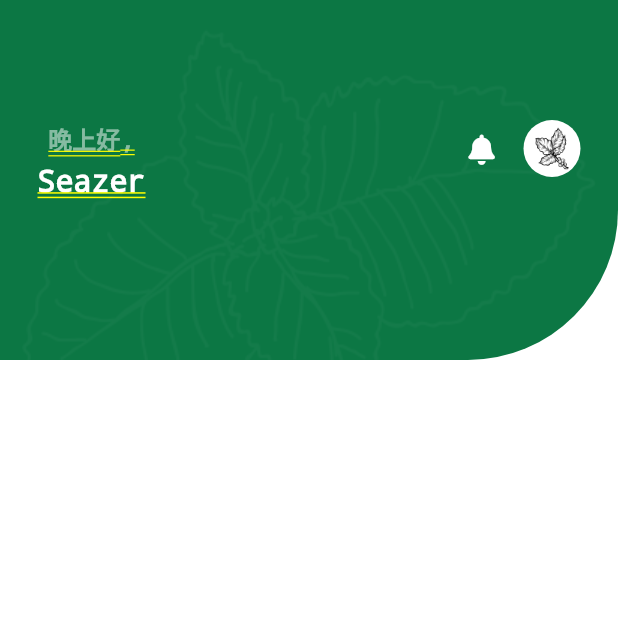
After one commit to Seazer-x/ForestMusic, a Flutter app: the screen it shows after launch, on a phone screen of 412 x 824 dp, the top half of it. The commit adds this screen. Run offline on Flutter 3.47's test engine with Material 2 defaults, Android fonts, the phone set to English and light mode, and no system bars; our stand-ins replace font_awesome_flutter.

Commit message:
change something

```diff
--- a/lib/main.dart
+++ b/lib/main.dart
@@ -1,7 +1,7 @@
 import 'package:flutter/material.dart';
-import 'package:love_sing_app/pages/Home.dart';
-import 'package:love_sing_app/pages/Login.dart';
-import 'package:love_sing_app/theme.dart';
+import 'package:forest_music_app/pages/home/home_page.dart';
+import 'package:forest_music_app/pages/login/login_page.dart';
+import 'package:forest_music_app/theme.dart';
 
 void main() {
   runApp(const ForestMusic());
@@ -19,8 +19,8 @@ class ForestMusic extends StatelessWidget {
       darkTheme: ThemeData(useMaterial3: true, colorScheme: darkColorScheme),
       initialRoute: '/',
       routes: {
-        '/': (context) => const Home(),
-        '/Login': (context) => const Login()
+        '/': (context) => const HomePage(),
+        '/Login': (context) => const LoginPage()
       },
     );
   }
--- /dev/null
+++ b/lib/pages/home/header.dart
@@ -0,0 +1,12 @@
+import 'package:flutter/material.dart';
+import 'package:forest_music_app/pages/home/notification.dart';
+
+class Header extends StatelessWidget {
+  const Header({Key? key}) : super(key: key);
+
+  @override
+  Widget build(BuildContext context) {
+    Size screenSize = MediaQuery.of(context).size;
+    return NotificationArea(screenSize: screenSize);
+  }
+}
--- /dev/null
+++ b/lib/pages/home/home_page.dart
@@ -0,0 +1,13 @@
+import 'package:flutter/material.dart';
+import 'package:forest_music_app/pages/home/header.dart';
+
+class HomePage extends StatelessWidget {
+  const HomePage({Key? key}) : super(key: key);
+
+  @override
+  Widget build(BuildContext context) {
+    return Stack(
+      children: const <Widget>[Header()],
+    );
+  }
+}
--- /dev/null
+++ b/lib/pages/home/notification.dart
@@ -0,0 +1,94 @@
+import 'package:flutter/material.dart';
+import 'package:font_awesome_flutter/font_awesome_flutter.dart';
+
+import '../../theme.dart';
+
+class NotificationArea extends StatelessWidget {
+  const NotificationArea({
+    Key? key,
+    required this.screenSize,
+  }) : super(key: key);
+
+  final Size screenSize;
+
+  @override
+  Widget build(BuildContext context) {
+    return Stack(
+      children: <Widget>[
+        Container(
+          width: screenSize.width,
+          height: 240,
+          decoration: BoxDecoration(
+              color: primary.shade400,
+              borderRadius: const BorderRadius.only(
+                  // bottomLeft: Radius.circular(100),
+                  bottomRight: Radius.circular(100))),
+          child: Container(
+              padding: const EdgeInsets.only(
+                  top: 80, bottom: 19, left: 25, right: 25),
+              child: SizedBox(
+                  width: screenSize.width,
+                  height: 80,
+                  child: Row(
+                    mainAxisAlignment: MainAxisAlignment.start,
+                    crossAxisAlignment: CrossAxisAlignment.start,
+                    children: <Widget>[
+                      Column(
+                        children: <Widget>[
+                          Text(
+                            "晚上好,",
+                            style: TextStyle(
+                              color: Colors.white.withOpacity(0.5),
+                              fontSize: 16,
+                            ),
+                          ),
+                          const SizedBox(
+                            height: 5,
+                          ),
+                          const Text(
+                            "Seazer",
+                            style: TextStyle(
+                                color: Colors.white,
+                                fontSize: 20,
+                                fontWeight: FontWeight.bold),
+                          )
+                        ],
+                      ),
+                      const Spacer(),
+                      Row(
+                        children: <Widget>[
+                          const Icon(
+                            FontAwesomeIcons.solidBell,
+                            color: Colors.white,
+                            size: 20.0,
+                          ),
+                          const SizedBox(
+                            width: 18,
+                          ),
+                          Container(
+                              width: 38,
+                              height: 38,
+                              decoration: BoxDecoration(
+                                  color: Colors.white,
+                                  borderRadius: BorderRadius.circular(19)),
+                              child: const Image(
+                                width: 38,
+                                height: 38,
+                                image: AssetImage("lib/assets/images/bg3.png"),
+                              ))
+                        ],
+                      )
+                    ],
+                  ))),
+        ),
+        Positioned(
+            top: 10,
+            left: 0,
+            width: screenSize.width,
+            child: Image(
+                image: const AssetImage('lib/assets/images/bg1.png'),
+                color: Colors.white.withOpacity(0.03)))
+      ],
+    );
+  }
+}
```
Also changed, not shown: lib/pages/Home.dart (deleted, +0 -27 lines), lib/pages/Login.dart (deleted, +0 -55 lines), lib/pages/login/login_form.dart (added, +83 -0 lines), lib/pages/login/login_page.dart (added, +55 -0 lines), lib/widget/login_form.dart (deleted, +0 -83 lines), pubspec.yaml (+7 -1 lines), lib/assets/images/bg1.png (added), lib/assets/images/bg3.png (added), lib/assets/images/home-bg.png (added), pubspec.lock, 85 other files.
